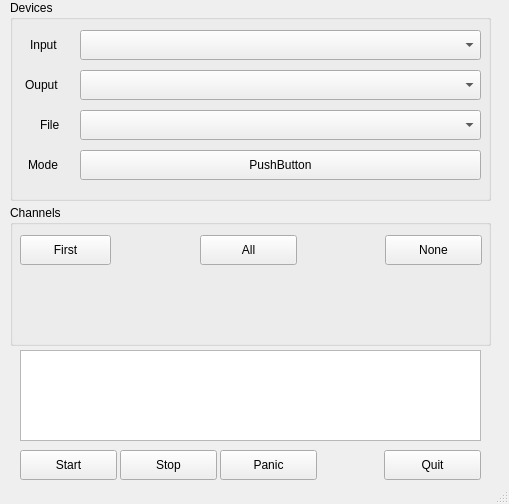
First picture: the form in src/form.ui, repository obook/I-like-Chopin, before the edit.
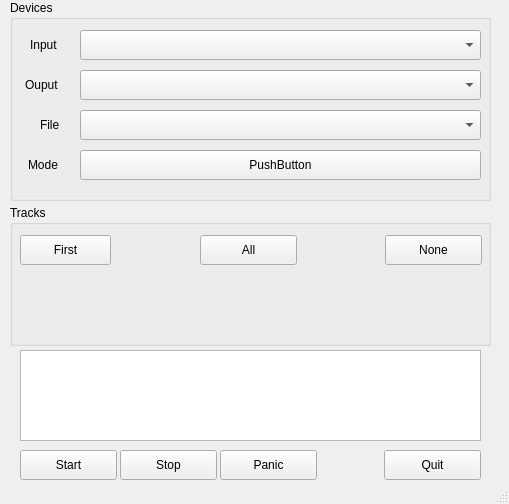
Second picture: the form after the edit.

Commit message: Changed = Channels to Tracks

What changed in the file:
```diff
--- a/src/form.ui
+++ b/src/form.ui
@@ -174,7 +174,7 @@
      </rect>
     </property>
     <property name="title">
-     <string>Channels</string>
+     <string>Tracks</string>
     </property>
     <widget class="QWidget" name="gridLayoutWidget">
      <property name="geometry">
```
Left out of the diff: 6 changed lines with no effect on the pictures. The commit also changes 7 other files.
